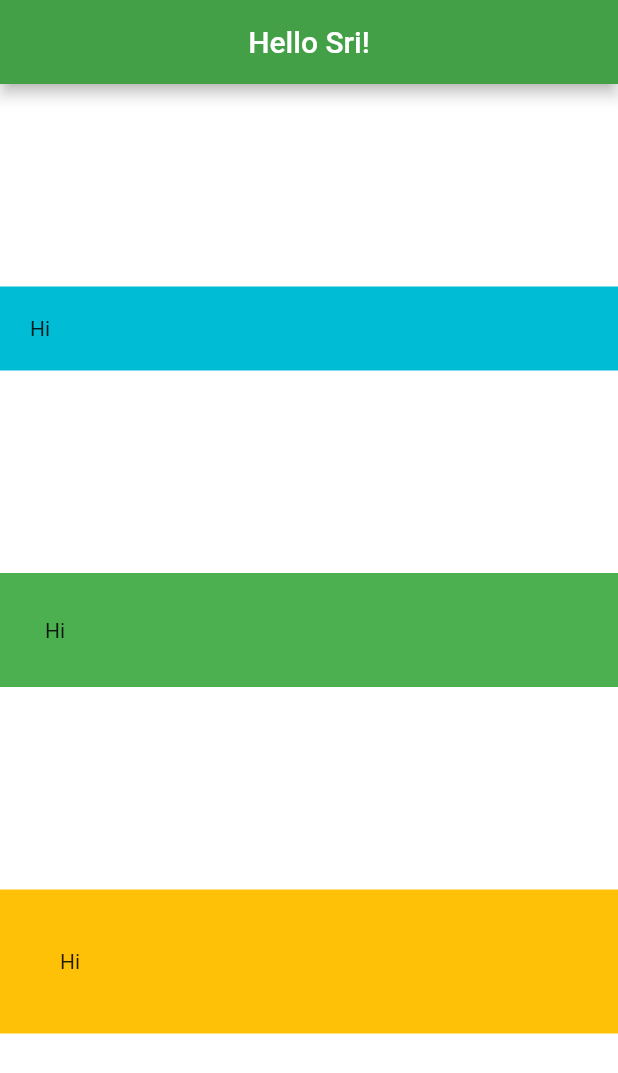
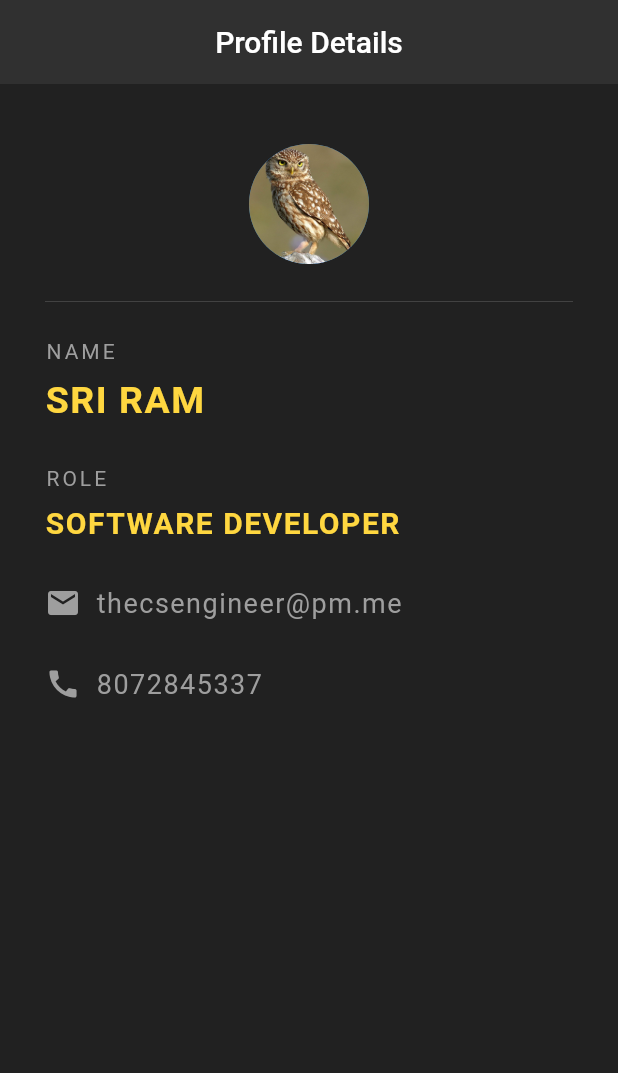
Before and after one commit to sriramkumarb/learn-flutter, a Flutter app: the screen it shows after launch, on a phone screen of 412 x 824 dp. Shown: the top 1073 px of the screen. Run offline on Flutter 3.47's test engine with Material 2 defaults, Android fonts, the phone set to English and light mode, and no system bars.

Commit message:
Profile Card

```diff
--- a/lib/main.dart
+++ b/lib/main.dart
@@ -1,43 +1,115 @@
-import 'package:flutter/cupertino.dart';
 import 'package:flutter/material.dart';
-import 'package:google_fonts/google_fonts.dart';
 
 void main() {
   runApp(
     MaterialApp(
-      debugShowCheckedModeBanner: false,
-      home: Scaffold(
-        backgroundColor: Colors.white,
-        appBar: AppBar(
-          title: Center(
-              child: Text(
-            'Hello Sri!',
-            // style: GoogleFonts.lato(),
-          )),
-          backgroundColor: Colors.green[600],
-        ),
-        body: Column(
-          mainAxisAlignment: MainAxisAlignment.spaceEvenly,
-          crossAxisAlignment: CrossAxisAlignment.stretch,
+      home: ProfileCard(),
+    ),
+  );
+}
+
+class ProfileCard extends StatelessWidget {
+  const ProfileCard({Key? key}) : super(key: key);
+
+  @override
+  Widget build(BuildContext context) {
+    return Scaffold(
+      backgroundColor: Colors.grey[900],
+      appBar: AppBar(
+        title: Text('Profile Details'),
+        centerTitle: true,
+        backgroundColor: Colors.grey[850],
+        elevation: 0.0,
+      ),
+      body: Padding(
+        padding: EdgeInsets.fromLTRB(30.0, 40.0, 30.0, 0.0),
+        child: Column(
+          crossAxisAlignment: CrossAxisAlignment.start,
           children: [
-            Container(
-              padding: EdgeInsets.all(20.0),
-              color: Colors.cyan,
-              child: Text('Hi'),
+            Center(
+              child: CircleAvatar(
+                backgroundImage: AssetImage('images/owl.jpg'),
+                radius: 40.0,
+              ),
             ),
-            Container(
-              padding: EdgeInsets.all(30.0),
-              color: Colors.green,
-              child: Text('Hi'),
+            Divider(
+              height: 50.0,
+              color: Colors.grey[800],
             ),
-            Container(
-              padding: EdgeInsets.all(40.0),
-              color: Colors.amber,
-              child: Text('Hi'),
+            Text(
+              'NAME',
+              style: TextStyle(
+                color: Colors.grey,
+                letterSpacing: 2.0,
+              ),
+            ),
+            SizedBox(height: 10.0),
+            Text(
+              'SRI RAM',
+              style: TextStyle(
+                color: Colors.amberAccent,
+                letterSpacing: 1.0,
+                fontSize: 25.0,
+                fontWeight: FontWeight.bold,
+              ),
+            ),
+            SizedBox(height: 30.0),
+            Text(
+              'ROLE',
+              style: TextStyle(
+                color: Colors.grey,
+                letterSpacing: 2.0,
+              ),
+            ),
+            SizedBox(height: 10.0),
+            Text(
+              'SOFTWARE DEVELOPER',
+              style: TextStyle(
+                color: Colors.amberAccent,
+                letterSpacing: 1.0,
+                fontSize: 20.0,
+                fontWeight: FontWeight.bold,
+              ),
+            ),
+            SizedBox(height: 30.0),
+            Row(
+              children: [
+                Icon(
+                  Icons.mail,
+                  color: Colors.grey,
+                ),
+                SizedBox(width: 10.0),
+                Text(
+                  'thecsengineer@pm.me',
+                  style: TextStyle(
+                    color: Colors.grey,
+                    letterSpacing: 1.0,
+                    fontSize: 18.0,
+                  ),
+                )
+              ],
+            ),
+            SizedBox(height: 30.0),
+            Row(
+              children: [
+                Icon(
+                  Icons.call,
+                  color: Colors.grey,
+                ),
+                SizedBox(width: 10.0),
+                Text(
+                  '8072845337',
+                  style: TextStyle(
+                    color: Colors.grey,
+                    letterSpacing: 1.0,
+                    fontSize: 18.0,
+                  ),
+                )
+              ],
             ),
           ],
         ),
       ),
-    ),
-  );
+    );
+  }
 }
```
